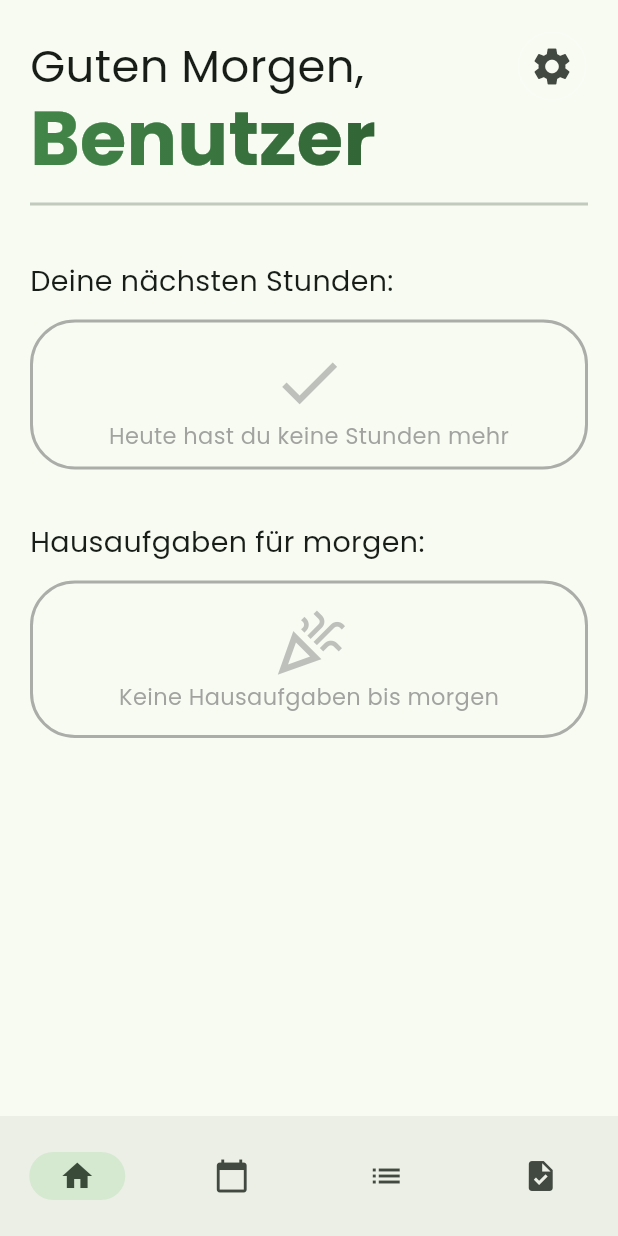
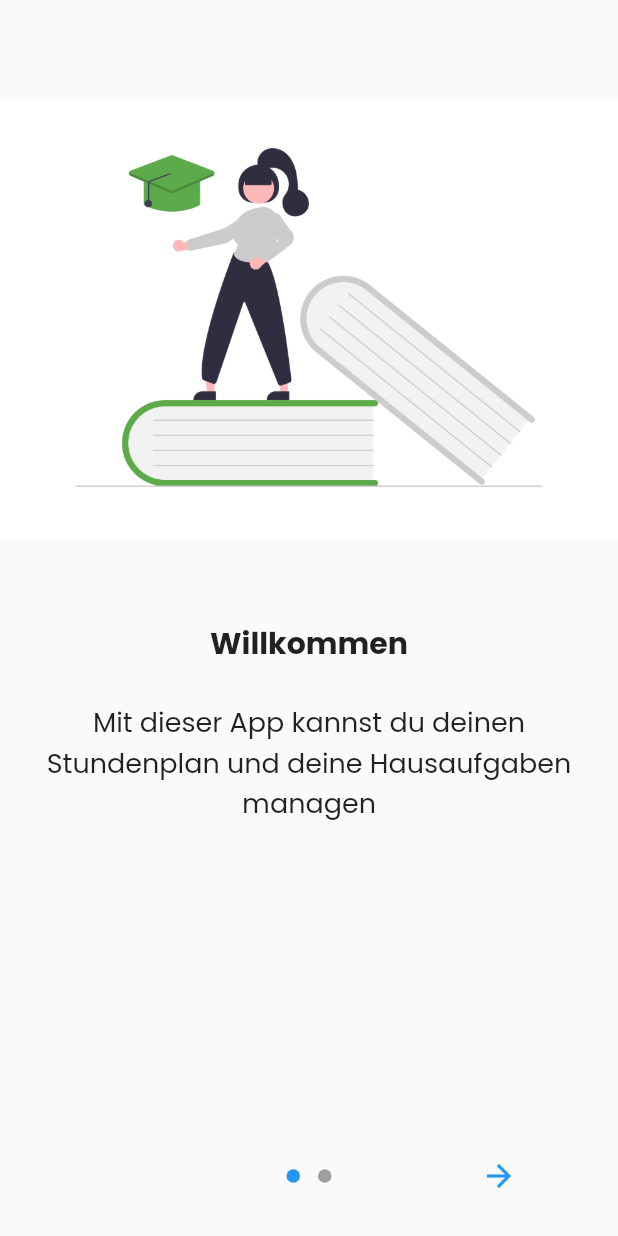
Before and after one commit to juliuswiegand/schuelerplaner, a Flutter app: the screen it shows after launch, on a phone screen of 412 x 824 dp. Run offline on Flutter 3.47's test engine with Material 2 defaults, Android fonts, the phone set to English and light mode, and no system bars; drawn by our look-alikes of dynamic_color, introduction_screen, simple_gradient_text; our stand-ins replace auto_size_text, dotted_border, flutter_colorpicker, google_fonts, shared_preferences, sqflite and 1 more; accounts and stored records are empty.

Commit message:
angefangen willkommen screen einzurichten

```diff
--- a/schuelerplaner/lib/main.dart
+++ b/schuelerplaner/lib/main.dart
@@ -17,11 +17,61 @@ import 'package:schuelerplaner/hausaufgabenuebersicht.dart';
 import 'package:schuelerplaner/hausaufgabenuebersicht.dart';
 import 'package:dotted_border/dotted_border.dart';
 import 'package:shared_preferences/shared_preferences.dart';
+import 'package:introduction_screen/introduction_screen.dart';
 
 Database? datenbank;
 
 void main() {
-  runApp(Homescreen());
+  runApp(WillkommenScreen());
+}
+
+class WillkommenScreen extends StatefulWidget {
+  const WillkommenScreen({super.key});
+
+  @override
+  State<WillkommenScreen> createState() => _WillkommenScreenState();
+}
+
+class _WillkommenScreenState extends State<WillkommenScreen> {
+  @override
+  Widget build(BuildContext context) {
+    return MaterialApp(
+      theme: ThemeData(
+        brightness: Brightness.light,
+        fontFamily: 'Poppins',
+      ),
+      darkTheme: ThemeData(
+        brightness: Brightness.dark,
+        fontFamily: 'Poppins',
+      ),
+      themeMode: ThemeMode.system,
+
+      home: Scaffold(
+        body: SafeArea(
+          child: IntroductionScreen(
+            pages: [
+              PageViewModel(
+                title: 'Willkommen',
+                image: Image(image: AssetImage('images/bildung.png')),
+                body: 'Mit dieser App kannst du deinen Stundenplan und deine Hausaufgaben managen'
+              ),
+              PageViewModel(
+                title: 'Hallo2',
+                body: 'text'
+              ),
+            ],
+            next: Icon(Icons.arrow_forward),
+            back: Icon(Icons.arrow_back),
+            showBackButton: true,
+            done: Text('Fertig'),
+            onDone: () {
+              print('Fertig');
+            },
+          ),
+        ),
+      ),
+    );
+  }
 }
 
 class Homescreen extends StatefulWidget {
```
Also changed, not shown: schuelerplaner/pubspec.yaml (+4 -3 lines), schuelerplaner/images/bildung.png (added), schuelerplaner/images/bildung.svg (added), schuelerplaner/images/lernen.svg (added), schuelerplaner/images/notizbuch.svg (added), schuelerplaner/images/zeitmanagement.svg (added), schuelerplaner/images/zeitplan.svg (added), schuelerplaner/pubspec.lock.
